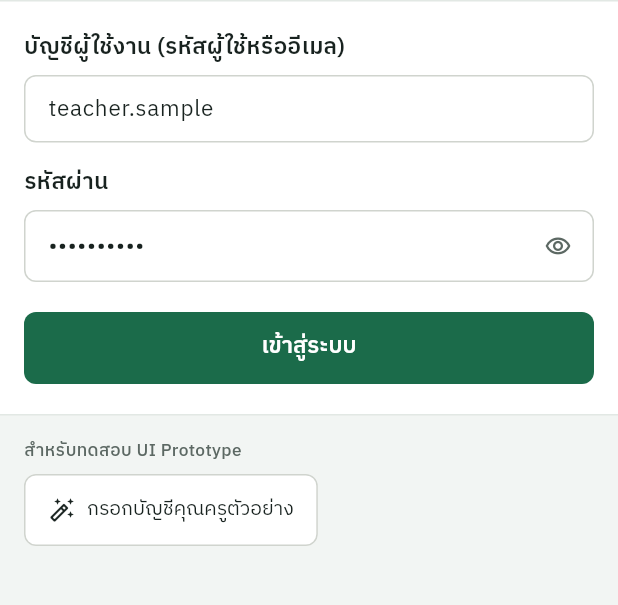
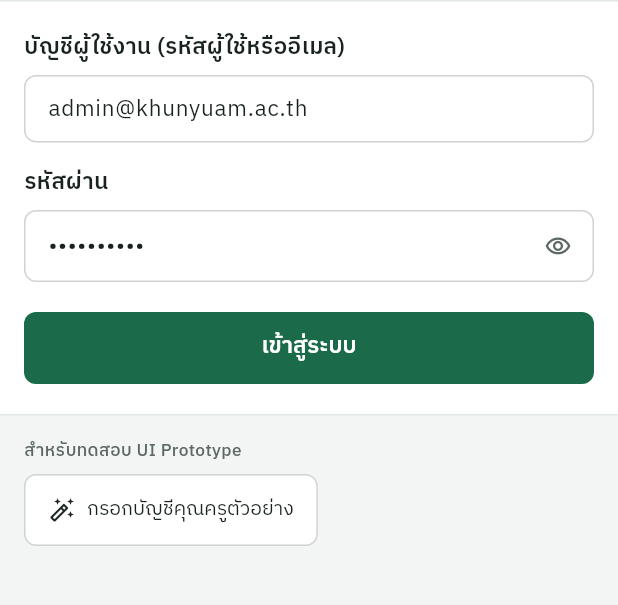
Before and after one commit to Thanawanit/Student_APP, a Flutter app: the TeacherLoginScreen screen opened directly, after a tap on "กรอกบัญชีคุณครูตัวอย่าง", on a phone screen of 412 x 824 dp, the part 171-776 px from its top. Run offline on Flutter 3.47's test engine with Material 3 defaults, Android fonts, the phone set to English and light mode, and no system bars.

Commit message:
chore(data): populate existing demo fields with real khunyuam.ac.th info

```diff
--- a/lib/data/sample_attendance_repository.dart
+++ b/lib/data/sample_attendance_repository.dart
@@ -78,8 +78,8 @@ class SampleAttendanceRepository
     }
     return TeacherSession(
       teacherId: 'T-SAMPLE-01',
-      displayName: 'ครูอารยา วงศ์สุวรรณ (ตัวอย่าง)',
-      roleLabel: 'คุณครู',
+      displayName: 'นายวีระพันธ์ วงศ์สุวรรณ',
+      roleLabel: 'รองผู้อำนวยการกลุ่มบริหารวิชาการ',
       credentialUsed: cleanId,
     );
   }
--- a/lib/features/auth/teacher_login_screen.dart
+++ b/lib/features/auth/teacher_login_screen.dart
@@ -91,7 +91,7 @@ class _TeacherLoginScreenState extends State<TeacherLoginScreen> {
   }
 
   void _fillSampleAccount() {
-    _identifierController.text = 'teacher.sample';
+    _identifierController.text = 'admin@khunyuam.ac.th';
     _passwordController.text = 'sample1234';
     if (_hasSubmitted) {
       _validateFields();
--- a/lib/features/role_selection/role_selection_screen.dart
+++ b/lib/features/role_selection/role_selection_screen.dart
@@ -94,7 +94,7 @@ class RoleSelectionScreen extends StatelessWidget {
                                       ),
                                       const SizedBox(height: 2),
                                       Text(
-                                        'ระบบติดตามการเข้าเรียนรายวัน',
+                                        'ระบบติดตามการเข้าเรียน • สพม.แม่ฮ่องสอน',
                                         maxLines: 1,
                                         overflow: TextOverflow.ellipsis,
                                         style: AppTypography.supporting
```
